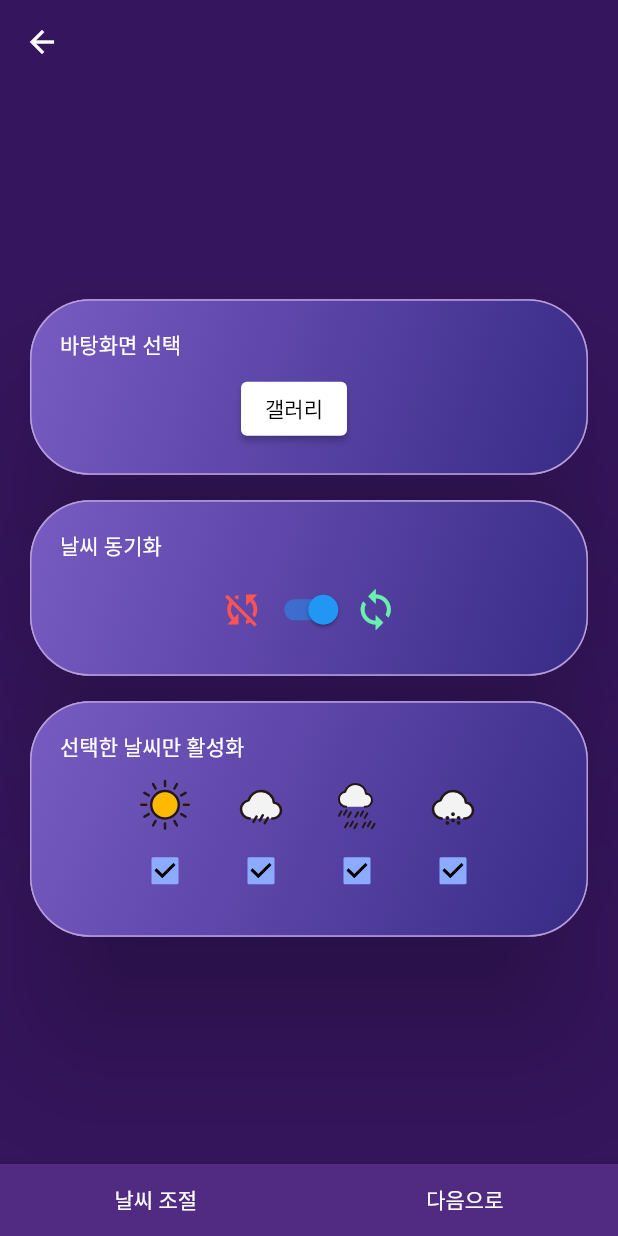
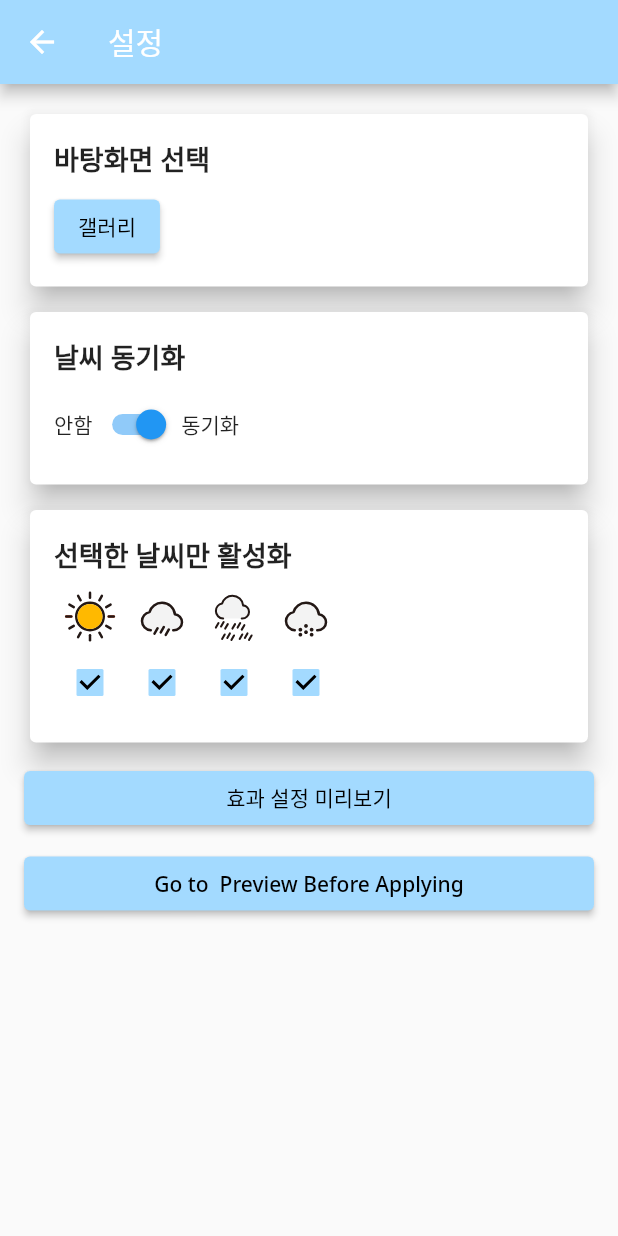
Before and after one commit to dgu-BOSSLE/flutter, a Flutter app: the DetailSettingsScreen screen opened directly, on a phone screen of 412 x 824 dp. Run offline on Flutter 3.47's test engine with Material 2 defaults, Android fonts, the light colour scheme and no system bars; our stand-ins replace flutter_svg, fluttertoast, google_fonts, image_picker, permission_handler, shared_preferences; missing offline and left inert: flutter_inappwebview, open_app_settings; accounts and stored records are empty; Roboto replaces fonts that are missing (Gowun Dodum).

Commit message:
Revert "docs: 나머지 화면 UI 개선"
This reverts commit a07a51076fe126339dc98690f9fecb03fe909526.

```diff
--- a/lib/screens/detail_settings.dart
+++ b/lib/screens/detail_settings.dart
@@ -6,7 +6,8 @@ import 'preview_screen_settings.dart';
 import 'preview_before_applying.dart';
 import 'package:flutter_svg/flutter_svg.dart';
 import 'package:google_fonts/google_fonts.dart';
-import '../colors.dart';
+
+const seedColor = Color(0xFFA3DAFF);
 
 class DetailSettingsScreen extends StatefulWidget {
   @override
@@ -34,29 +35,19 @@ class _DetailSettingsState extends State<DetailSettingsScreen> {
 
   @override
   Widget build(BuildContext context) {
-    final LinearGradient bgrad = LinearGradient(
-      colors: [Color(0xCF5835b2), Color(0xFF372b85)], // 그라디언트 색상
-      begin: Alignment.topLeft, // 그라디언트 시작 위치
-      end: Alignment.bottomRight, // 그라디언트 끝 위치
-    );
     return Scaffold(
-      extendBodyBehindAppBar: true,
-      extendBody: true,
-      backgroundColor: SeedColors.darkest,
-      appBar: AppBar(
-        backgroundColor: Colors.transparent,
-        elevation: 0,
+      appBar: AppBar(title: Text('설정', style: GoogleFonts.notoSans(),),
+        backgroundColor: seedColor,
       ),
       body: Padding(
         padding: EdgeInsets.all(16.0),
         child: Column(
-          // crossAxisAlignment: CrossAxisAlignment.stretch,
-          mainAxisAlignment: MainAxisAlignment.center,
+          crossAxisAlignment: CrossAxisAlignment.stretch,
           children: [
             CustomCard(
               title: '바탕화면 선택',
               content: [
-                ElevatedButton(onPressed: _pickImage, child: Text('갤러리', style: GoogleFonts.notoSans(color: Colors.black),), style: ElevatedButton.styleFrom(primary: Colors.white),),
+                ElevatedButton(onPressed: _pickImage, child: Text('갤러리', style: GoogleFonts.notoSans(color: Colors.black),), style: ElevatedButton.styleFrom(primary: seedColor),),
                 SizedBox(width: 10.0),
                 // ElevatedButton(onPressed: null, child: Text('현재 바탕화면')),
                 SizedBox(width: 10.0), // 추가한 부분
@@ -75,7 +66,7 @@ class _DetailSettingsState extends State<DetailSettingsScreen> {
                           );
                         },
                         child: Text('사진 확인', style: GoogleFonts.notoSans(color: Colors.black),),
-                        style: ElevatedButton.styleFrom(primary: Colors.white),
+                        style: ElevatedButton.styleFrom(primary: seedColor),
                       ),
                     ],
                   ),
@@ -84,7 +75,7 @@ class _DetailSettingsState extends State<DetailSettingsScreen> {
             ),
             SizedBox(height: 9.0),
             CustomCard(title: '날씨 동기화', content: [
-              Icon(Icons.sync_disabled, size: 30, color: Colors.redAccent, ),
+              Text('안함'),
               Switch(
                 value: _sync_weather,
                 onChanged: (value) {
@@ -93,7 +84,7 @@ class _DetailSettingsState extends State<DetailSettingsScreen> {
                   });
                 },
               ),
-              Icon(Icons.sync, size: 30, color: Colors.greenAccent, ),
+              Text('동기화'),
             ]),
             SizedBox(height: 9.0),
             CustomCard(title: '선택한 날씨만 활성화', content: [
@@ -112,12 +103,11 @@ class _DetailSettingsState extends State<DetailSettingsScreen> {
                         _sunny = value!;
                       });
                     },
-                    activeColor: SeedColors.lightest,
+                    activeColor: seedColor,
                     checkColor: Colors.black,
                   ),
                 ],
               ),
-              SizedBox(width: 16.0),
               Column(
                 crossAxisAlignment: CrossAxisAlignment.center,
                 children: [
@@ -133,12 +123,11 @@ class _DetailSettingsState extends State<DetailSettingsScreen> {
                         _rainy = value!;
                       });
                     },
-                    activeColor: SeedColors.lightest,
+                    activeColor: seedColor,
                     checkColor: Colors.black,
                   ),
                 ],
               ),
-              SizedBox(width: 16.0),
               Column(
                 crossAxisAlignment: CrossAxisAlignment.center,
                 children: [
@@ -154,12 +143,11 @@ class _DetailSettingsState extends State<DetailSettingsScreen> {
                         _rainy_hard = value!;
                       });
                     },
-                    activeColor: SeedColors.lightest,
+                    activeColor: seedColor,
                     checkColor: Colors.black,
                   ),
                 ],
               ),
-              SizedBox(width: 16.0),
               Column(
                 crossAxisAlignment: CrossAxisAlignment.center,
                 children: [
@@ -175,24 +163,14 @@ class _DetailSettingsState extends State<DetailSettingsScreen> {
                         _snowy = value!;
                       });
                     },
-                    activeColor: SeedColors.lightest,
+                    activeColor: seedColor,
                     checkColor: Colors.black,
                   ),
                 ],
               ),
             ]),
-          ],
-        ),
-      ),
-      bottomNavigationBar: BottomAppBar(
-        shape: CircularNotchedRectangle(),
-        notchMargin: 8.0,
-        color: SeedColors.darker,
-        child: Row(
-          mainAxisAlignment: MainAxisAlignment.spaceAround,
-          children: <Widget>[
-            TextButton(
-              child: Text('날씨 조절', style: SeedColors.font_w,),
+            SizedBox(height: 9.0),
+            ElevatedButton(
                 onPressed: () {
                   Navigator.push(
                     context,
@@ -202,19 +180,19 @@ class _DetailSettingsState extends State<DetailSettingsScreen> {
                                 _selectedImage)), //context로 이미지 전달하며 프리뷰로 이동!
                   );
                 },
-            ),
-            TextButton(
-              child: Text("다음으로", style: SeedColors.font_w,),
+                child: Text('효과 설정 미리보기', style: GoogleFonts.notoSans(color: Colors.black),), style: ElevatedButton.styleFrom(primary: seedColor),),
+            SizedBox(height: 9),
+            ElevatedButton(
               onPressed: () {
                 Navigator.push(
                   context,
-                  MaterialPageRoute(
-                      builder: (context) => PreviewBeforeApplyingScreen()), //context로 이미지 전달하며 프리뷰로 이동!
+                  MaterialPageRoute(builder: (context) => PreviewBeforeApplyingScreen()),
                 );
               },
+              child: Text('Go to  Preview Before Applying', style: GoogleFonts.notoSans(color: Colors.black),), style: ElevatedButton.styleFrom(primary: seedColor),
             ),
           ],
-        )
+        ),
       ),
     );
   }
@@ -228,39 +206,28 @@ class CustomCard extends StatelessWidget {
 
   @override
   Widget build(BuildContext context) {
-    final LinearGradient grad = LinearGradient(
-      colors: [Color(0xCF5835b2), Color(0xFF372b85)], // 그라디언트 색상
-      begin: Alignment.topLeft, // 그라디언트 시작 위치
-      end: Alignment.bottomRight, // 그라디언트 끝 위치
-    );
     return Card(
-      elevation: 40.0,
-      shape: RoundedRectangleBorder(
-        borderRadius: BorderRadius.circular(40.0),
-        side: BorderSide(color: Color(0xFFb99ddb), width: 1.0),
-      ),
-      color: Colors.white,
-      child:
-        Container(
-          decoration: BoxDecoration(gradient: grad, borderRadius: BorderRadius.circular(40.0)),
+      elevation: 8.0,
       child: Padding(
-            padding: EdgeInsets.all(20.0),
+        padding: EdgeInsets.all(16.0),
         child: Column(
           crossAxisAlignment: CrossAxisAlignment.start,
           children: [
             Text(
               title,
-                  style: SeedColors.font_w,
+              style: GoogleFonts.notoSans(
+                fontSize: 18.0,
+                fontWeight: FontWeight.bold,
+              ),
             ),
             SizedBox(height: 8.0),
             Row(
-                  mainAxisAlignment: MainAxisAlignment.center,
+              crossAxisAlignment: CrossAxisAlignment.center,
               children: content,
             )
           ],
         ),
       ),
-        ),
     );
   }
 }
```
Also changed, not shown: lib/screens/preview_before_applying.dart (+50 -48 lines), lib/screens/preview_screen_settings.dart (+68 -62 lines). Lines whose indentation alone changed are shown as unchanged.
